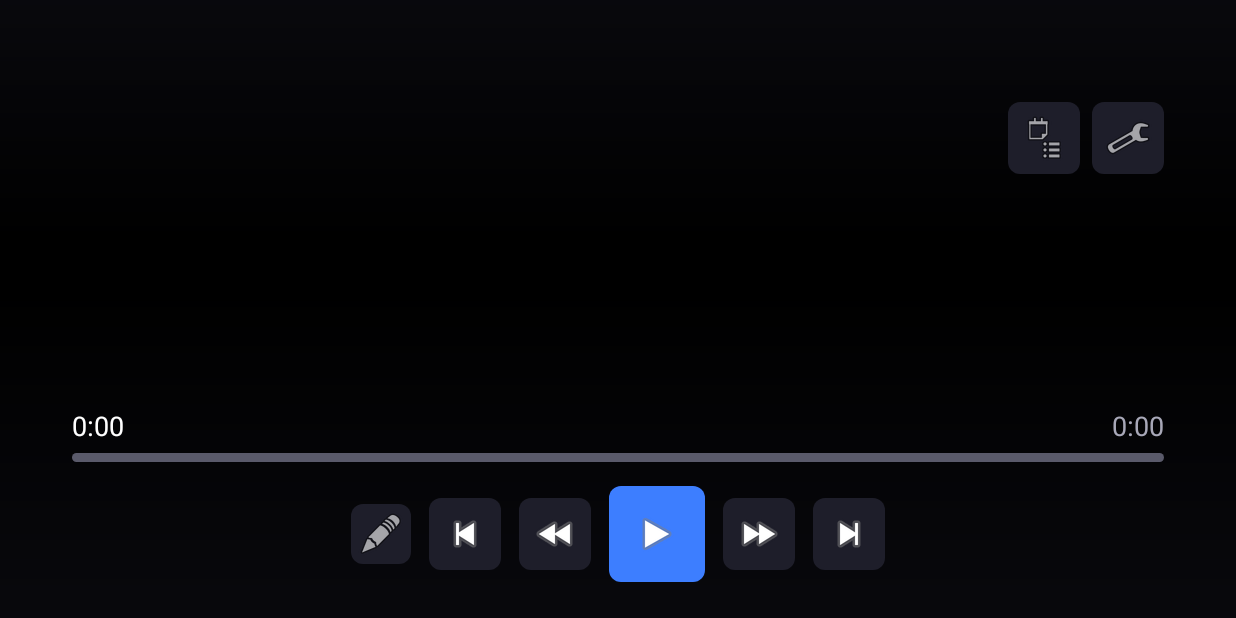
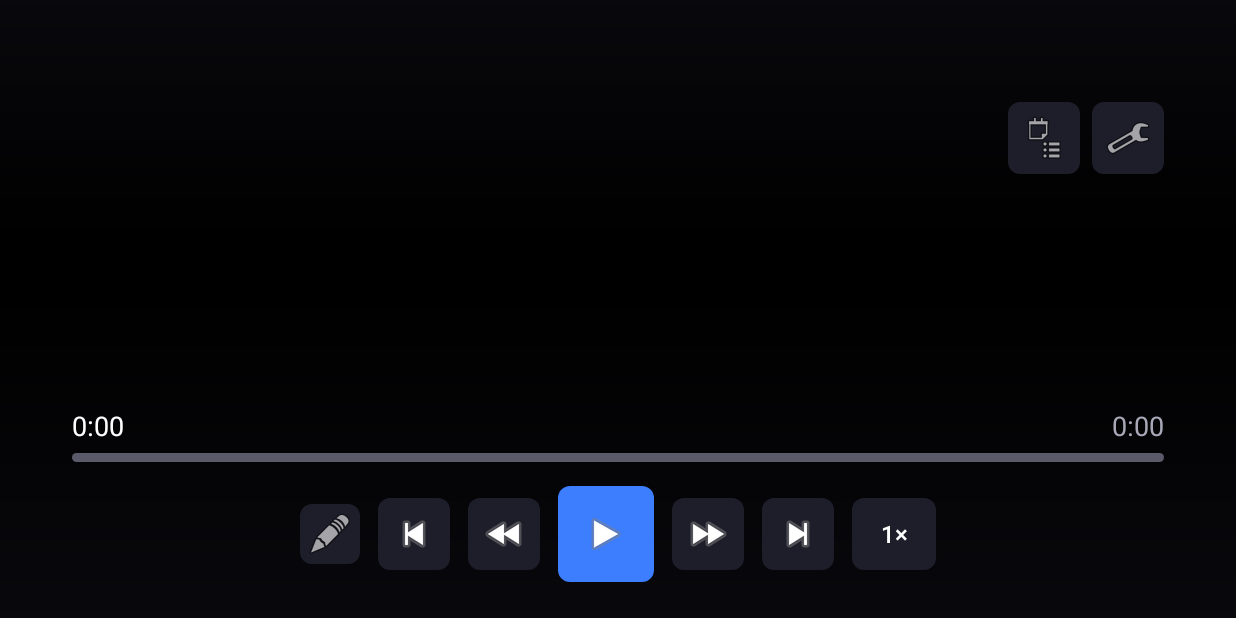
Before and after one commit to aidarmk-tech/ai, an Android app: the PlayerActivity screen opened directly, with no data from a screen before it, on a phone screen of 824 x 412 dp (held sideways). Run offline under Robolectric (Android 15) with nearby library versions, the phone set to English and light mode, and no system bars; our stand-ins replace Dagger/Hilt's generated code; libraries missing offline, so code that uses them is left out: org.videolan.libvlc; plain views replace VLCVideoLayout; pictures from the network do not load; 1 statement that could not run was skipped.

Commit message:
feat(player): playback speed control (0.5×–2×) on both engines
Engine-agnostic setRate: ExoPlayer setPlaybackSpeed / libVLC setRate.
New OSD speed button cycles 0.5×→2× and shows the current rate; the
chosen rate is re-applied after VLC media (re)loads (VLC resets per
media) and on the AUTO→libVLC handoff.

https://claude.ai/code/session_01EzqQdwCXP9Bt39GYzEAxL4

```diff
--- a/lampa-player-native/app/src/main/res/layout/activity_player.xml
+++ b/lampa-player-native/app/src/main/res/layout/activity_player.xml
@@ -217,6 +217,18 @@
                     android:src="@android:drawable/ic_media_next"
                     android:background="@drawable/bg_button"
                     android:contentDescription="След. серия"
+                    android:focusable="true" android:layout_marginHorizontal="6dp" />
+
+                <Button android:id="@+id/btn_speed"
+                    android:layout_width="wrap_content" android:layout_height="48dp"
+                    android:minWidth="56dp"
+                    android:paddingHorizontal="12dp"
+                    android:text="1×"
+                    android:textColor="@color/text_primary"
+                    android:textSize="16sp"
+                    android:textAllCaps="false"
+                    android:background="@drawable/bg_button"
+                    android:contentDescription="Скорость воспроизведения"
                     android:focusable="true" android:layout_marginHorizontal="6dp" />
             </LinearLayout>
         </LinearLayout>
```
Also changed, not shown: lampa-player-native/app/src/main/kotlin/com/lampplayer/tv/player/PlayerActivity.kt (+7 -0 lines), lampa-player-native/app/src/main/kotlin/com/lampplayer/tv/player/PlayerViewModel.kt (+24 -0 lines), 1 other file.
